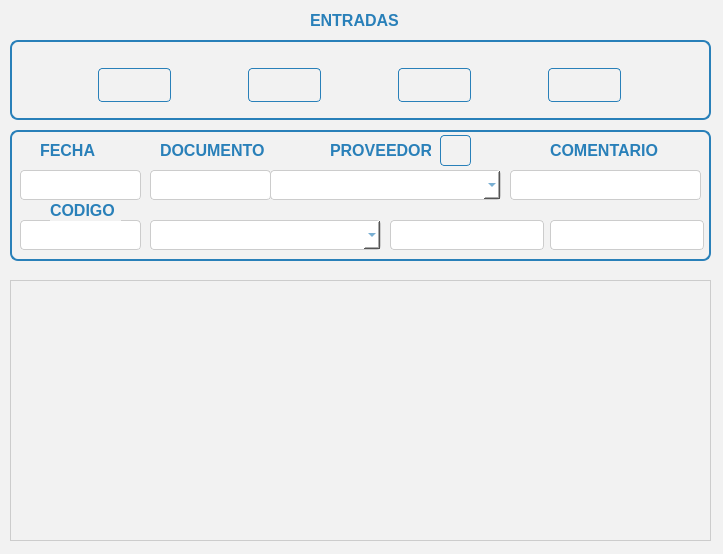
Before: the Qt Designer form Inventario de almacen/ui/FrmCompras.ui in CodeDrTech/DevelopPython, drawn with Qt 5.
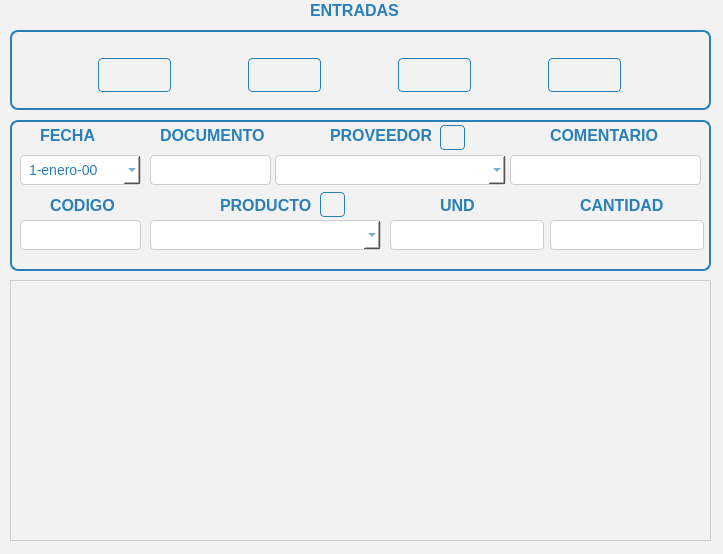
After: the same form once the commit is applied. Icons and pictures are not drawn.

```diff
--- a/Inventario de almacen/ui/FrmCompras.ui
+++ b/Inventario de almacen/ui/FrmCompras.ui
@@ -27,7 +27,7 @@
     <property name="geometry">
      <rect>
       <x>10</x>
-      <y>40</y>
+      <y>30</y>
       <width>701</width>
       <height>80</height>
      </rect>
@@ -271,9 +271,9 @@
     <property name="geometry">
      <rect>
       <x>10</x>
-      <y>130</y>
+      <y>120</y>
       <width>701</width>
-      <height>131</height>
+      <height>151</height>
      </rect>
     </property>
     <property name="sizePolicy">
@@ -312,7 +312,7 @@
      <property name="geometry">
       <rect>
        <x>540</x>
-       <y>90</y>
+       <y>100</y>
        <width>154</width>
        <height>30</height>
       </rect>
@@ -391,7 +391,7 @@
      <property name="geometry">
       <rect>
        <x>10</x>
-       <y>90</y>
+       <y>100</y>
        <width>121</width>
        <height>30</height>
       </rect>
@@ -476,12 +476,12 @@
     </widget>
     <widget class="QLineEdit" name="txtMedida">
      <property name="enabled">
-      <bool>false</bool>
+      <bool>true</bool>
      </property>
      <property name="geometry">
       <rect>
        <x>380</x>
-       <y>90</y>
+       <y>100</y>
        <width>154</width>
        <height>30</height>
       </rect>
@@ -556,98 +556,11 @@
 </string>
      </property>
     </widget>
-    <widget class="QLineEdit" name="txtFecha">
-     <property name="geometry">
-      <rect>
-       <x>10</x>
-       <y>40</y>
-       <width>121</width>
-       <height>30</height>
-      </rect>
-     </property>
-     <property name="sizePolicy">
-      <sizepolicy hsizetype="Fixed" vsizetype="Fixed">
-       <horstretch>0</horstretch>
-       <verstretch>0</verstretch>
-      </sizepolicy>
-     </property>
-     <property name="styleSheet">
-      <string notr="true">QWidget {
-    background-color: #f2f2f2;
-}
-
-QPushButton {
-    background: qlineargradient(x1: 0, y1: 0, x2: 0, y2: 1,
-                                 stop: 0 #5DADE2, stop: 1 #2980b9);
-    color: #ffffff;
-    border: 1px solid #2980b9;
-    padding: 8px 16px;
-    border-radius: 4px;
-    font-size: 14px;
-}
-
-QPushButton:hover {
-    background: qlineargradient(x1: 0, y1: 0, x2: 0, y2: 1,
-                                 stop: 0 #4DA8DB, stop: 1 #2471a3);
-    border: 1px solid #2471a3;
-}
-
-QPushButton:pressed {
-    background: qlineargradient(x1: 0, y1: 0, x2: 0, y2: 1,
-                                 stop: 0 #3C89B4, stop: 1 #1f618d);
-    border: 1px solid #1f618d;
-}
-
-QLineEdit {
-    background-color: #ffffff;
-    border: 1px solid #cccccc;
-    padding: 6px;
-    border-radius: 4px;
-    font-size: 14px;
-}
-
-QLineEdit:hover {
-    border: 1px solid #3498db;
-}
-
-QLineEdit:focus {
-    border: 1px solid #3498db;
-    outline: none;
-}
-
-
-QWidget {
-    background-color: #f2f2f2;
-}
-
-QLabel {
-    color: #2980b9;
-    font-size: 16px;
-    font-weight: bold;
-}
-
-QLineEdit {
-    background-color: #ffffff;
-    border: 1px solid #cccccc;
-    padding: 6px;
-    border-radius: 4px;
-    font-size: 14px;
-    color: #2980b9;
-}
-
-QLineEdit::placeholder {
-    color: #2980b9;
-    font-weight: bold;
-}
-
-</string>
-     </property>
-    </widget>
     <widget class="QLineEdit" name="txtDocumento">
      <property name="geometry">
       <rect>
        <x>140</x>
-       <y>40</y>
+       <y>35</y>
        <width>121</width>
        <height>30</height>
       </rect>
@@ -733,8 +646,8 @@
     <widget class="QComboBox" name="cmbProveedor">
      <property name="geometry">
       <rect>
-       <x>260</x>
-       <y>40</y>
+       <x>265</x>
+       <y>35</y>
        <width>231</width>
        <height>30</height>
       </rect>
@@ -760,12 +673,15 @@
 }
 </string>
      </property>
+     <property name="editable">
+      <bool>true</bool>
+     </property>
     </widget>
     <widget class="QLineEdit" name="txtComentario">
      <property name="geometry">
       <rect>
        <x>500</x>
-       <y>40</y>
+       <y>35</y>
        <width>191</width>
        <height>30</height>
       </rect>
@@ -852,7 +768,7 @@
      <property name="geometry">
       <rect>
        <x>140</x>
-       <y>90</y>
+       <y>100</y>
        <width>231</width>
        <height>30</height>
       </rect>
@@ -878,12 +794,15 @@
 }
 </string>
      </property>
+     <property name="editable">
+      <bool>true</bool>
+     </property>
     </widget>
     <widget class="QLabel" name="label_7">
      <property name="geometry">
       <rect>
        <x>30</x>
-       <y>10</y>
+       <y>5</y>
        <width>61</width>
        <height>21</height>
       </rect>
@@ -915,7 +834,7 @@
      <property name="geometry">
       <rect>
        <x>150</x>
-       <y>10</y>
+       <y>5</y>
        <width>111</width>
        <height>21</height>
       </rect>
@@ -947,7 +866,7 @@
      <property name="geometry">
       <rect>
        <x>320</x>
-       <y>10</y>
+       <y>5</y>
        <width>101</width>
        <height>21</height>
       </rect>
@@ -979,7 +898,7 @@
      <property name="geometry">
       <rect>
        <x>540</x>
-       <y>10</y>
+       <y>5</y>
        <width>121</width>
        <height>21</height>
       </rect>
@@ -1007,13 +926,13 @@
       <string>COMENTARIO</string>
      </property>
     </widget>
-    <widget class="QPushButton" name="btnFrmProveedor">
+    <widget class="QPushButton" name="btnFrmProveedores">
      <property name="geometry">
       <rect>
        <x>430</x>
        <y>5</y>
-       <width>31</width>
-       <height>31</height>
+       <width>25</width>
+       <height>25</height>
       </rect>
      </property>
      <property name="sizePolicy">
@@ -1059,15 +978,12 @@
        <height>25</height>
       </size>
      </property>
-     <property name="shortcut">
-      <string>Esc</string>
-     </property>
     </widget>
     <widget class="QLabel" name="label_12">
      <property name="geometry">
       <rect>
        <x>40</x>
-       <y>70</y>
+       <y>75</y>
        <width>71</width>
        <height>21</height>
       </rect>
@@ -1095,12 +1011,215 @@
       <string>CODIGO</string>
      </property>
     </widget>
+    <widget class="QLabel" name="label_13">
+     <property name="geometry">
+      <rect>
+       <x>210</x>
+       <y>75</y>
+       <width>101</width>
+       <height>21</height>
+      </rect>
+     </property>
+     <property name="font">
+      <font>
+       <pointsize>-1</pointsize>
+       <weight>75</weight>
+       <bold>true</bold>
+      </font>
+     </property>
+     <property name="styleSheet">
+      <string notr="true">QWidget {
+    background-color: #f2f2f2;
+}
+
+QLabel {
+    color: #2980b9;
+    font-size: 16px;
+    font-weight: bold;
+}
+</string>
+     </property>
+     <property name="text">
+      <string>PRODUCTO</string>
+     </property>
+    </widget>
+    <widget class="QLabel" name="label_14">
+     <property name="geometry">
+      <rect>
+       <x>430</x>
+       <y>75</y>
+       <width>41</width>
+       <height>21</height>
+      </rect>
+     </property>
+     <property name="font">
+      <font>
+       <pointsize>-1</pointsize>
+       <weight>75</weight>
+       <bold>true</bold>
+      </font>
+     </property>
+     <property name="styleSheet">
+      <string notr="true">QWidget {
+    background-color: #f2f2f2;
+}
+
+QLabel {
+    color: #2980b9;
+    font-size: 16px;
+    font-weight: bold;
+}
+</string>
+     </property>
+     <property name="text">
+      <string>UND</string>
+     </property>
+    </widget>
+    <widget class="QLabel" name="label_15">
+     <property name="geometry">
+      <rect>
+       <x>570</x>
+       <y>75</y>
+       <width>101</width>
+       <height>21</height>
+      </rect>
+     </property>
+     <property name="font">
+      <font>
+       <pointsize>-1</pointsize>
+       <weight>75</weight>
+       <bold>true</bold>
+      </font>
+     </property>
+     <property name="styleSheet">
+      <string notr="true">QWidget {
+    background-color: #f2f2f2;
+}
+
+QLabel {
+    color: #2980b9;
+    font-size: 16px;
+    font-weight: bold;
+}
+</string>
+     </property>
+     <property name="text">
+      <string>CANTIDAD</string>
+     </property>
+    </widget>
+    <widget class="QPushButton" name="btnFrmProductos">
+     <property name="geometry">
+      <rect>
+       <x>310</x>
+       <y>72</y>
+       <width>25</width>
+       <height>25</height>
+      </rect>
+     </property>
+     <property name="sizePolicy">
+      <sizepolicy hsizetype="Fixed" vsizetype="Fixed">
+       <horstretch>0</horstretch>
+       <verstretch>0</verstretch>
+      </sizepolicy>
+     </property>
+     <property name="styleSheet">
+      <string notr="true">QPushButton {
+    background: qlineargradient(x1: 0, y1: 0, x2: 0, y2: 1,
+                                 stop: 0 #5DADE2, stop: 1 #2980b9);
+    color: #ffffff;
+    border: 1px solid #2980b9;
+    padding: 8px 16px;
+    border-radius: 4px;
+    font-size: 14px;
+}
+
+QPushButton:hover {
+    background: qlineargradient(x1: 0, y1: 0, x2: 0, y2: 1,
+                                 stop: 0 #4DA8DB, stop: 1 #2471a3);
+    border: 1px solid #2471a3;
+}
+
+QPushButton:pressed {
+    background: qlineargradient(x1: 0, y1: 0, x2: 0, y2: 1,
+                                 stop: 0 #3C89B4, stop: 1 #1f618d);
+    border: 1px solid #1f618d;
+}
+</string>
+     </property>
+     <property name="text">
+      <string/>
+     </property>
+     <property name="icon">
+      <iconset>
+       <normaloff>../png/mas.png</normaloff>../png/mas.png</iconset>
+     </property>
+     <property name="iconSize">
+      <size>
+       <width>25</width>
+       <height>25</height>
+      </size>
+     </property>
+    </widget>
+    <widget class="QDateEdit" name="txtFecha">
+     <property name="enabled">
+      <bool>true</bool>
+     </property>
+     <property name="geometry">
+      <rect>
+       <x>10</x>
+       <y>35</y>
+       <width>121</width>
+       <height>30</height>
+      </rect>
+     </property>
+     <property name="styleSheet">
+      <string notr="true">/* Estilos para QDateEdit */
+QDateEdit {
+    background-color: #ffffff;
+    border: 1px solid #cccccc;
+    padding: 6px;
+    border-radius: 4px;
+    font-size: 14px;
+    color: #2980b9;
+}
+
+QDateEdit:hover {
+    border: 1px solid #3498db;
+}
+
+QDateEdit QAbstractItemView {
+    border: 1px solid #cccccc;
+    background-color: white;
+    selection-background-color: #3498db;
+}
+
+</string>
+     </property>
+     <property name="locale">
+      <locale language="Spanish" country="DominicanRepublic"/>
+     </property>
+     <property name="readOnly">
+      <bool>false</bool>
+     </property>
+     <property name="showGroupSeparator" stdset="0">
+      <bool>false</bool>
+     </property>
+     <property name="currentSection">
+      <enum>QDateTimeEdit::DaySection</enum>
+     </property>
+     <property name="displayFormat">
+      <string>d-MMMM-yy</string>
+     </property>
+     <property name="calendarPopup">
+      <bool>true</bool>
+     </property>
+    </widget>
    </widget>
    <widget class="QLabel" name="label_8">
     <property name="geometry">
      <rect>
       <x>310</x>
-      <y>10</y>
+      <y>0</y>
       <width>91</width>
       <height>21</height>
      </rect>
```
